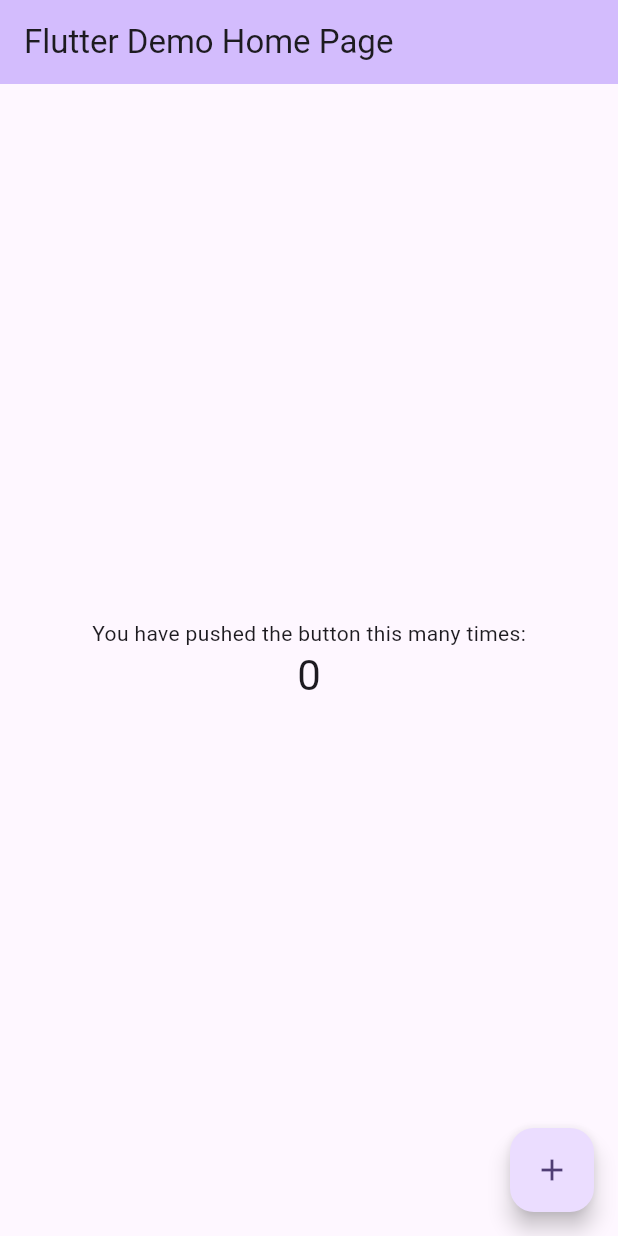
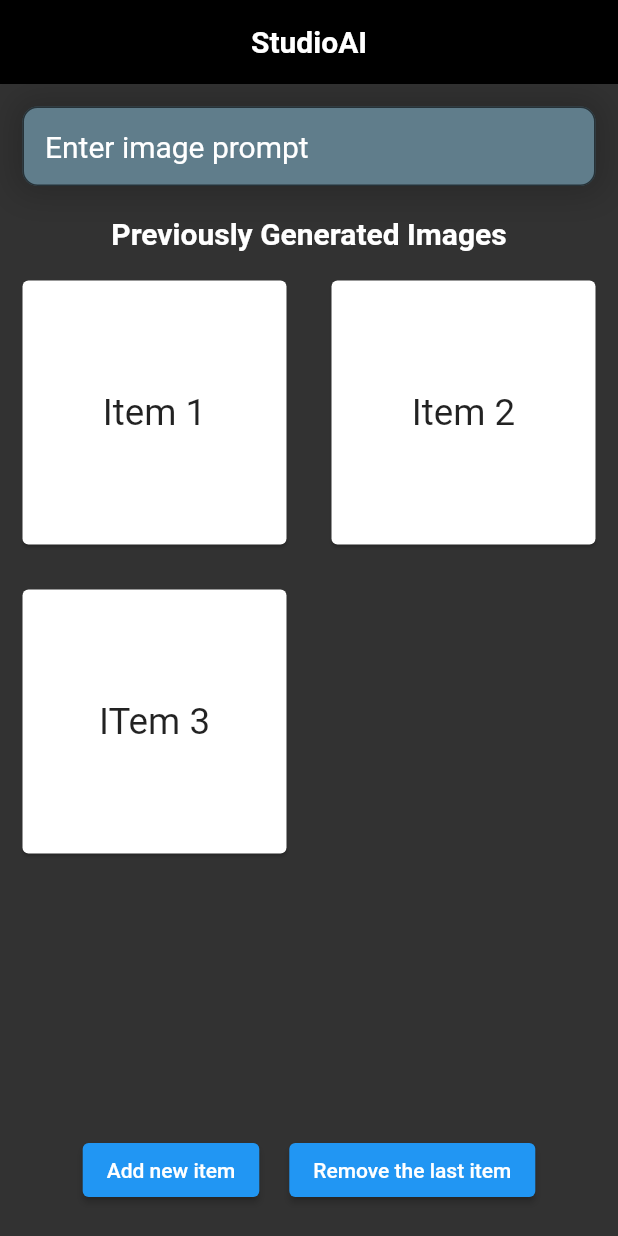
Before and after one commit to snkv04/StudioAI, a Flutter app: the screen it shows after launch, on a phone screen of 412 x 824 dp. Run offline on Flutter 3.47's test engine with Material 2 defaults, Android fonts, the phone set to English and light mode, and no system bars.

Commit message:
adding grid

```diff
--- /dev/null
+++ b/lib/homescreen.dart
@@ -0,0 +1,138 @@
+import "package:flutter/material.dart";
+
+class HomeScreen extends StatelessWidget {
+  const HomeScreen({super.key});
+
+  @override
+  Widget build(BuildContext context) {
+    return Scaffold(
+      appBar: myAppBar(),
+      body: Column(
+        children: [
+          myPromptBar(),
+          SizedBox(height: 5),
+          Text(
+            "Previously Generated Images",
+            style: TextStyle(
+              color: Colors.white,
+              fontSize: 20,
+              fontWeight: FontWeight.w600,
+            ),
+          ),
+          SizedBox(height: 5),
+          Expanded(
+            child: Container(
+              // color: Colors.green,
+              child: MyGridView(),
+            ),
+          ),
+        ],
+      ),
+    );
+  }
+}
+
+class MyGridView extends StatefulWidget {
+  // const MyGridView({super.key});
+
+  @override
+  _MyGridViewState createState() => _MyGridViewState();
+}
+
+class _MyGridViewState extends State<MyGridView> {
+  List<String> items = ["Item 1", "Item 2", "ITem 3"];
+
+  void addItem() {
+    setState(() {
+      items.insert(0, "Item ${items.length + 1}");
+    });
+  }
+
+  void removeItem() {
+    if (items.isNotEmpty) {
+      setState(() {
+        items.removeLast();
+      });
+    }
+  }
+
+  @override
+  Widget build(BuildContext context) {
+    return Column(
+      mainAxisAlignment: MainAxisAlignment.center,
+      children: [
+        Expanded(
+          child: GridView.builder(
+            itemCount: items.length,
+            gridDelegate: SliverGridDelegateWithFixedCrossAxisCount(
+              crossAxisCount: 2,
+            ),
+            itemBuilder: (BuildContext context, int index) {
+              return Card(
+                margin: EdgeInsets.all(15),
+                child: Center(
+                  child: Text(
+                    items[index],
+                    style: TextStyle(
+                      fontSize: 24.5,
+                    ),
+                  ),
+                ),
+              );
+            },
+          ),
+        ),
+        SizedBox(height: 20),
+        Row(
+          mainAxisAlignment: MainAxisAlignment.center,
+          children: [
+            ElevatedButton(
+              onPressed: addItem,
+              child: Text("Add new item"),
+            ),
+            SizedBox(width: 20),
+            ElevatedButton(
+              onPressed: removeItem,
+              child: Text("Remove the last item"),
+            ),
+          ],
+        ),
+        SizedBox(height: 20),
+      ],
+    );
+  }
+}
+
+Container myPromptBar() {
+  return Container(
+    margin: EdgeInsets.all(15),
+    decoration: BoxDecoration(boxShadow: [
+      BoxShadow(
+          color: Colors.black.withOpacity(0.2), blurRadius: 20, spreadRadius: 5)
+    ]),
+    child: TextField(
+        decoration: InputDecoration(
+            filled: true,
+            fillColor: Colors.blueGrey,
+            contentPadding: EdgeInsets.all(15),
+            hintText: "Enter image prompt",
+            hintStyle: TextStyle(color: Colors.white, fontSize: 20),
+            border: OutlineInputBorder(
+              borderRadius: BorderRadius.circular(10),
+              // borderSide: BorderSide.none
+            )),
+        style: TextStyle(fontSize: 20)),
+  );
+}
+
+AppBar myAppBar() {
+  return AppBar(
+    title: const Text(
+      "StudioAI",
+      style: TextStyle(color: Colors.white, fontWeight: FontWeight.bold),
+    ),
+    centerTitle: true,
+    backgroundColor: Colors.black,
+    elevation: 0,
+  );
+}
--- a/lib/main.dart
+++ b/lib/main.dart
@@ -1,125 +1,15 @@
 import 'package:flutter/material.dart';
+import "package:studioai/homescreen.dart";
 
-void main() {
-  runApp(const MyApp());
-}
+void main() => runApp(MyApp());
 
 class MyApp extends StatelessWidget {
-  const MyApp({super.key});
-
-  // This widget is the root of your application.
   @override
   Widget build(BuildContext context) {
     return MaterialApp(
-      title: 'Flutter Demo',
-      theme: ThemeData(
-        // This is the theme of your application.
-        //
-        // TRY THIS: Try running your application with "flutter run". You'll see
-        // the application has a blue toolbar. Then, without quitting the app,
-        // try changing the seedColor in the colorScheme below to Colors.green
-        // and then invoke "hot reload" (save your changes or press the "hot
-        // reload" button in a Flutter-supported IDE, or press "r" if you used
-        // the command line to start the app).
-        //
-        // Notice that the counter didn't reset back to zero; the application
-        // state is not lost during the reload. To reset the state, use hot
-        // restart instead.
-        //
-        // This works for code too, not just values: Most code changes can be
-        // tested with just a hot reload.
-        colorScheme: ColorScheme.fromSeed(seedColor: Colors.deepPurple),
-        useMaterial3: true,
-      ),
-      home: const MyHomePage(title: 'Flutter Demo Home Page'),
+      debugShowCheckedModeBanner: false,
+      theme: new ThemeData(scaffoldBackgroundColor: const Color(0xFF323232)),
+      home: HomeScreen(),
     );
   }
 }
-
-class MyHomePage extends StatefulWidget {
-  const MyHomePage({super.key, required this.title});
-
-  // This widget is the home page of your application. It is stateful, meaning
-  // that it has a State object (defined below) that contains fields that affect
-  // how it looks.
-
-  // This class is the configuration for the state. It holds the values (in this
-  // case the title) provided by the parent (in this case the App widget) and
-  // used by the build method of the State. Fields in a Widget subclass are
-  // always marked "final".
-
-  final String title;
-
-  @override
-  State<MyHomePage> createState() => _MyHomePageState();
-}
-
-class _MyHomePageState extends State<MyHomePage> {
-  int _counter = 0;
-
-  void _incrementCounter() {
-    setState(() {
-      // This call to setState tells the Flutter framework that something has
-      // changed in this State, which causes it to rerun the build method below
-      // so that the display can reflect the updated values. If we changed
-      // _counter without calling setState(), then the build method would not be
-      // called again, and so nothing would appear to happen.
-      _counter++;
-    });
-  }
-
-  @override
-  Widget build(BuildContext context) {
-    // This method is rerun every time setState is called, for instance as done
-    // by the _incrementCounter method above.
-    //
-    // The Flutter framework has been optimized to make rerunning build methods
-    // fast, so that you can just rebuild anything that needs updating rather
-    // than having to individually change instances of widgets.
-    return Scaffold(
-      appBar: AppBar(
-        // TRY THIS: Try changing the color here to a specific color (to
-        // Colors.amber, perhaps?) and trigger a hot reload to see the AppBar
-        // change color while the other colors stay the same.
-        backgroundColor: Theme.of(context).colorScheme.inversePrimary,
-        // Here we take the value from the MyHomePage object that was created by
-        // the App.build method, and use it to set our appbar title.
-        title: Text(widget.title),
-      ),
-      body: Center(
-        // Center is a layout widget. It takes a single child and positions it
-        // in the middle of the parent.
-        child: Column(
-          // Column is also a layout widget. It takes a list of children and
-          // arranges them vertically. By default, it sizes itself to fit its
-          // children horizontally, and tries to be as tall as its parent.
-          //
-          // Column has various properties to control how it sizes itself and
-          // how it positions its children. Here we use mainAxisAlignment to
-          // center the children vertically; the main axis here is the vertical
-          // axis because Columns are vertical (the cross axis would be
-          // horizontal).
-          //
-          // TRY THIS: Invoke "debug painting" (choose the "Toggle Debug Paint"
-          // action in the IDE, or press "p" in the console), to see the
-          // wireframe for each widget.
-          mainAxisAlignment: MainAxisAlignment.center,
-          children: <Widget>[
-            const Text(
-              'You have pushed the button this many times:',
-            ),
-            Text(
-              '$_counter',
-              style: Theme.of(context).textTheme.headlineMedium,
-            ),
-          ],
-        ),
-      ),
-      floatingActionButton: FloatingActionButton(
-        onPressed: _incrementCounter,
-        tooltip: 'Increment',
-        child: const Icon(Icons.add),
-      ), // This trailing comma makes auto-formatting nicer for build methods.
-    );
-  }
-}
--- a/pubspec.yaml
+++ b/pubspec.yaml
@@ -30,6 +30,7 @@ environment:
 dependencies:
   flutter:
     sdk: flutter
+  webview_flutter: ^2.0.14
 
 
   # The following adds the Cupertino Icons font to your application.
```
Also changed, not shown: pubspec.lock, 10 other files.
